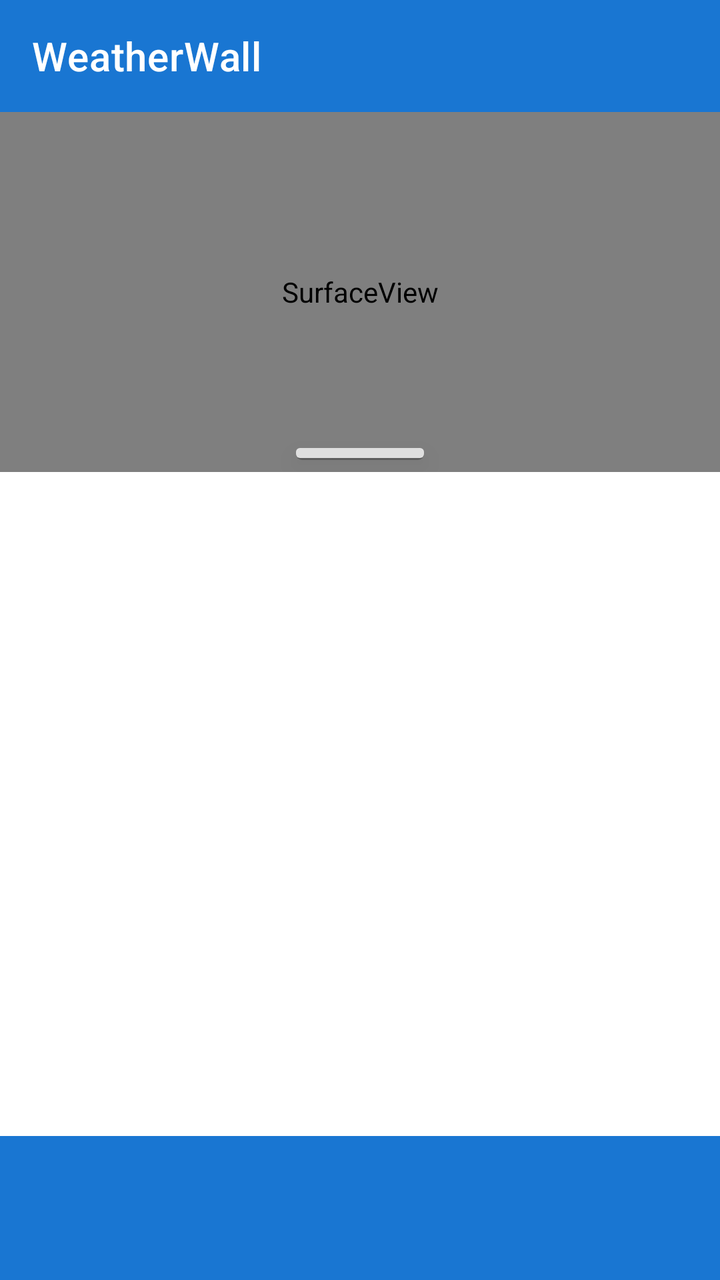
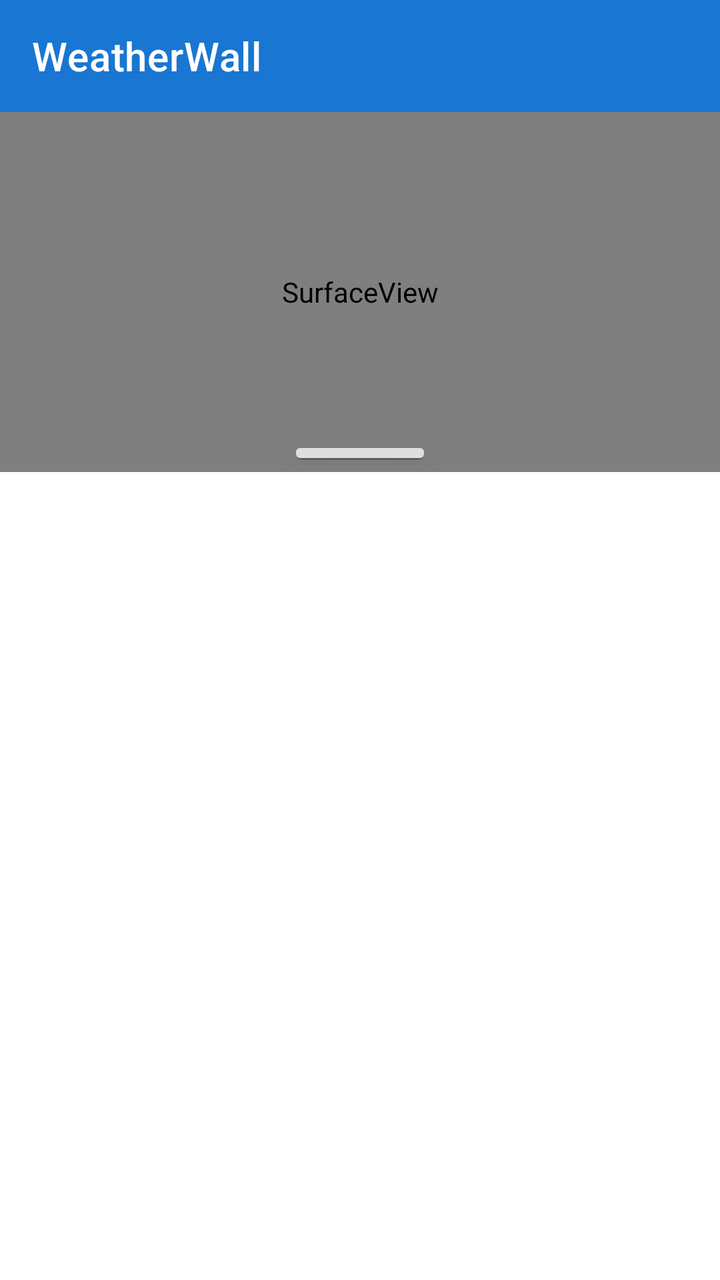

An Android layout rendered at two revisions. The XML below is the earlier revision; the diff shows what the commit changed to produce the second picture.
<!-- AndroidManifest.xml: activity theme Theme.WeatherWall -->
<!-- res/layout/activity_main.xml -->
<?xml version="1.0" encoding="utf-8"?>
<androidx.coordinatorlayout.widget.CoordinatorLayout xmlns:android="http://schemas.android.com/apk/res/android"
    xmlns:app="http://schemas.android.com/apk/res-auto"
    android:layout_width="match_parent"
    android:layout_height="match_parent">

    <LinearLayout
        android:layout_width="match_parent"
        android:layout_height="match_parent"
        android:orientation="vertical">

        <com.google.android.material.appbar.MaterialToolbar
            android:id="@+id/toolbar"
            android:layout_width="match_parent"
            android:layout_height="?attr/actionBarSize"
            android:background="?attr/colorPrimary"
            app:title="@string/app_name"
            app:titleTextColor="@android:color/white" />

        
        <FrameLayout
            android:layout_width="match_parent"
            android:layout_height="wrap_content">
            
            <FrameLayout
                android:id="@+id/preview_container"
                android:layout_width="match_parent"
                android:layout_height="180dp">
                
                
                <SurfaceView
                    android:id="@+id/preview_surface"
                    android:layout_width="match_parent"
                    android:layout_height="match_parent" />
                
                
                <View
                    android:id="@+id/resize_handle"
                    android:layout_width="match_parent"
                    android:layout_height="32dp"
                    android:layout_gravity="bottom"
                    android:background="@android:color/transparent"
                    android:clickable="true"
                    android:focusable="true" />
            </FrameLayout>
            
            
            <View
                android:id="@+id/handle_indicator"
                android:layout_width="64dp"
                android:layout_height="6dp"
                android:layout_gravity="bottom|center_horizontal"
                android:layout_marginBottom="6dp"
                android:background="@drawable/handle_indicator"
                android:elevation="8dp" />
        </FrameLayout>

        
        <androidx.viewpager2.widget.ViewPager2
            android:id="@+id/view_pager"
            android:layout_width="match_parent"
            android:layout_height="0dp"
            android:layout_weight="1" />

        
        <com.google.android.material.tabs.TabLayout
            android:id="@+id/tab_layout"
            android:layout_width="match_parent"
            android:layout_height="72dp"
            android:minHeight="72dp"
            android:background="?attr/colorPrimary"
            app:tabTextColor="@android:color/white"
            app:tabSelectedTextColor="@android:color/white"
            app:tabIndicatorColor="@android:color/white"
            app:tabMode="fixed"
            app:tabGravity="fill"
            app:tabMinWidth="0dp"
            app:tabPaddingTop="16dp"
            app:tabPaddingBottom="16dp" />

    </LinearLayout>

    
    <com.google.android.material.floatingactionbutton.ExtendedFloatingActionButton
        android:id="@+id/fab_apply"
        android:layout_width="wrap_content"
        android:layout_height="wrap_content"
        android:layout_gravity="bottom|center_horizontal"
        android:layout_marginBottom="72dp"
        android:text="@string/set_wallpaper"
        android:textAllCaps="true"
        android:contentDescription="@string/apply_wallpaper"
        android:visibility="gone"
        app:icon="@android:drawable/ic_menu_set_as"
        app:backgroundTint="?attr/colorPrimary"
        android:textColor="@android:color/white"
        app:iconTint="@android:color/white" />
    
        

</androidx.coordinatorlayout.widget.CoordinatorLayout>
<!-- resources referenced by this layout -->
<resources>
  <!-- drawable handle_indicator (drawable) -->
  <?xml version="1.0" encoding="utf-8"?>
  <layer-list xmlns:android="http://schemas.android.com/apk/res/android">
      
      <item>
          <shape android:shape="rectangle">
              <solid android:color="#40000000" />
              <corners android:radius="3dp" />
          </shape>
      </item>
      
      <item android:bottom="1dp" android:top="0dp">
          <shape android:shape="rectangle">
              <solid android:color="#CCFFFFFF" />
              <corners android:radius="2dp" />
          </shape>
      </item>
  </layer-list>
  <string name="app_name">WeatherWall</string>
  <string name="apply_wallpaper">Apply Wallpaper</string>
  <string name="set_wallpaper">Set Wallpaper</string>
  <style name="Theme.WeatherWall" parent="Theme.MaterialComponents.DayNight.NoActionBar">
          <item name="colorPrimary">#1976D2</item>
          <item name="colorPrimaryDark">#1565C0</item>
          <item name="colorPrimaryVariant">#1565C0</item>
          <item name="colorOnPrimary">#FFFFFF</item>
          <item name="colorSecondary">#4fc3f7</item>
          <item name="colorSecondaryVariant">#03A9F4</item>
          <item name="colorOnSecondary">#000000</item>
          <item name="android:statusBarColor">?attr/colorPrimaryDark</item>
      </style>
</resources>

<!-- the commit's change to res/layout/activity_main.xml (unified diff, before → after) -->
@@ -15,7 +15,8 @@
             android:layout_height="?attr/actionBarSize"
             android:background="?attr/colorPrimary"
             app:title="@string/app_name"
-            app:titleTextColor="@android:color/white" />
+            app:titleTextColor="@android:color/white"
+            app:navigationIcon="@null" />
 
         
         <FrameLayout
@@ -56,27 +57,11 @@
         </FrameLayout>
 
         
-        <androidx.viewpager2.widget.ViewPager2
-            android:id="@+id/view_pager"
+        <androidx.fragment.app.FragmentContainerView
+            android:id="@+id/settings_container"
             android:layout_width="match_parent"
             android:layout_height="0dp"
             android:layout_weight="1" />
-
-        
-        <com.google.android.material.tabs.TabLayout
-            android:id="@+id/tab_layout"
-            android:layout_width="match_parent"
-            android:layout_height="72dp"
-            android:minHeight="72dp"
-            android:background="?attr/colorPrimary"
-            app:tabTextColor="@android:color/white"
-            app:tabSelectedTextColor="@android:color/white"
-            app:tabIndicatorColor="@android:color/white"
-            app:tabMode="fixed"
-            app:tabGravity="fill"
-            app:tabMinWidth="0dp"
-            app:tabPaddingTop="16dp"
-            app:tabPaddingBottom="16dp" />
 
     </LinearLayout>
 
@@ -86,7 +71,7 @@
         android:layout_width="wrap_content"
         android:layout_height="wrap_content"
         android:layout_gravity="bottom|center_horizontal"
-        android:layout_marginBottom="72dp"
+        android:layout_marginBottom="16dp"
         android:text="@string/set_wallpaper"
         android:textAllCaps="true"
         android:contentDescription="@string/apply_wallpaper"
